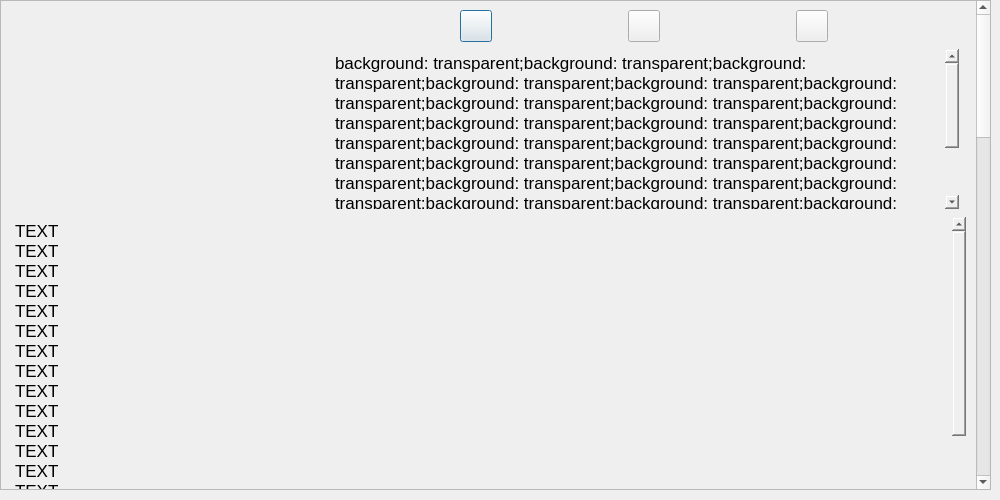
This is forms/CourseMaterial.ui in tvoyQmir/StudyWithUs as Qt 5 draws it before an edit. The edited form follows.
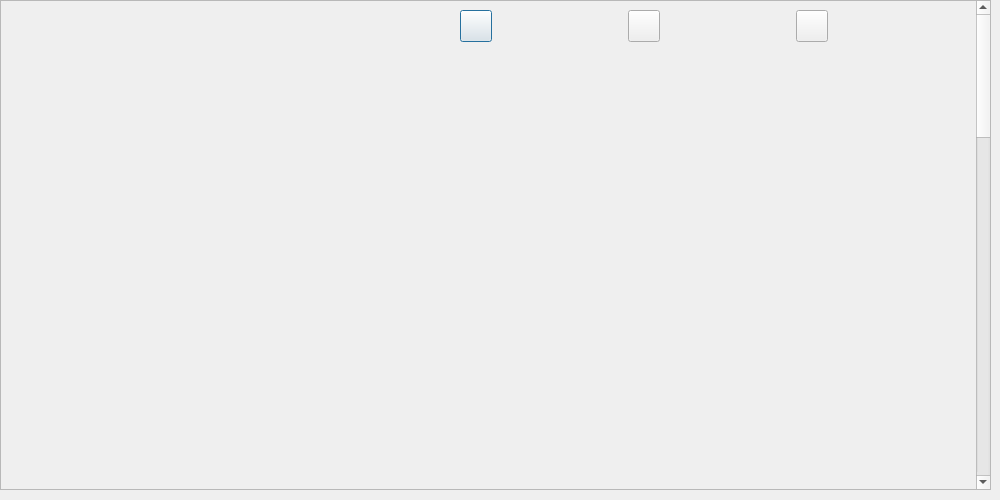
This is the edited form. Icons and pictures are not drawn.

```diff
--- a/forms/CourseMaterial.ui
+++ b/forms/CourseMaterial.ui
@@ -222,7 +222,7 @@
 &lt;html&gt;&lt;head&gt;&lt;meta name=&quot;qrichtext&quot; content=&quot;1&quot; /&gt;&lt;style type=&quot;text/css&quot;&gt;
 p, li { white-space: pre-wrap; }
 &lt;/style&gt;&lt;/head&gt;&lt;body style=&quot; font-family:'.AppleSystemUIFont'; font-size:13pt; font-weight:400; font-style:normal;&quot;&gt;
-&lt;p style=&quot; margin-top:0px; margin-bottom:0px; margin-left:0px; margin-right:0px; -qt-block-indent:0; text-indent:0px;&quot;&gt;&lt;span style=&quot; font-family:'.AppleSystemUIFont';&quot;&gt;background: transparent;background: transparent;background: transparent;background: transparent;background: transparent;background: transparent;background: transparent;background: transparent;background: transparent;background: transparent;background: transparent;background: transparent;background: transparent;background: transparent;background: transparent;background: transparent;background: transparent;background: transparent;background: transparent;background: transparent;background: transparent;background: transparent;background: transparent;background: transparent;background: transparent;background: transparent;background: transparent;background: transparent;background: transparent;background: transparent;background: transparent;background: transparent;background: transparent;background: transparent;background: transparent;&lt;/span&gt;&lt;/p&gt;&lt;/body&gt;&lt;/html&gt;</string>
+&lt;p style=&quot;-qt-paragraph-type:empty; margin-top:0px; margin-bottom:0px; margin-left:0px; margin-right:0px; -qt-block-indent:0; text-indent:0px; font-family:'.AppleSystemUIFont';&quot;&gt;&lt;br /&gt;&lt;/p&gt;&lt;/body&gt;&lt;/html&gt;</string>
            </property>
           </widget>
          </item>
@@ -279,60 +279,7 @@
 &lt;html&gt;&lt;head&gt;&lt;meta name=&quot;qrichtext&quot; content=&quot;1&quot; /&gt;&lt;style type=&quot;text/css&quot;&gt;
 p, li { white-space: pre-wrap; }
 &lt;/style&gt;&lt;/head&gt;&lt;body style=&quot; font-family:'.AppleSystemUIFont'; font-size:13pt; font-weight:400; font-style:normal;&quot;&gt;
-&lt;p style=&quot; margin-top:0px; margin-bottom:0px; margin-left:0px; margin-right:0px; -qt-block-indent:0; text-indent:0px;&quot;&gt;&lt;span style=&quot; font-family:'.AppleSystemUIFont';&quot;&gt;TEXT&lt;/span&gt;&lt;/p&gt;
-&lt;p style=&quot; margin-top:0px; margin-bottom:0px; margin-left:0px; margin-right:0px; -qt-block-indent:0; text-indent:0px;&quot;&gt;&lt;span style=&quot; font-family:'.AppleSystemUIFont';&quot;&gt;TEXT&lt;/span&gt;&lt;/p&gt;
-&lt;p style=&quot; margin-top:0px; margin-bottom:0px; margin-left:0px; margin-right:0px; -qt-block-indent:0; text-indent:0px;&quot;&gt;&lt;span style=&quot; font-family:'.AppleSystemUIFont';&quot;&gt;TEXT&lt;/span&gt;&lt;/p&gt;
-&lt;p style=&quot; margin-top:0px; margin-bottom:0px; margin-left:0px; margin-right:0px; -qt-block-indent:0; text-indent:0px;&quot;&gt;&lt;span style=&quot; font-family:'.AppleSystemUIFont';&quot;&gt;TEXT&lt;/span&gt;&lt;/p&gt;
-&lt;p style=&quot; margin-top:0px; margin-bottom:0px; margin-left:0px; margin-right:0px; -qt-block-indent:0; text-indent:0px;&quot;&gt;&lt;span style=&quot; font-family:'.AppleSystemUIFont';&quot;&gt;TEXT&lt;/span&gt;&lt;/p&gt;
-&lt;p style=&quot; margin-top:0px; margin-bottom:0px; margin-left:0px; margin-right:0px; -qt-block-indent:0; text-indent:0px;&quot;&gt;&lt;span style=&quot; font-family:'.AppleSystemUIFont';&quot;&gt;TEXT&lt;/span&gt;&lt;/p&gt;
-&lt;p style=&quot; margin-top:0px; margin-bottom:0px; margin-left:0px; margin-right:0px; -qt-block-indent:0; text-indent:0px;&quot;&gt;&lt;span style=&quot; font-family:'.AppleSystemUIFont';&quot;&gt;TEXT&lt;/span&gt;&lt;/p&gt;
-&lt;p style=&quot; margin-top:0px; margin-bottom:0px; margin-left:0px; margin-right:0px; -qt-block-indent:0; text-indent:0px;&quot;&gt;&lt;span style=&quot; font-family:'.AppleSystemUIFont';&quot;&gt;TEXT&lt;/span&gt;&lt;/p&gt;
-&lt;p style=&quot; margin-top:0px; margin-bottom:0px; margin-left:0px; margin-right:0px; -qt-block-indent:0; text-indent:0px;&quot;&gt;&lt;span style=&quot; font-family:'.AppleSystemUIFont';&quot;&gt;TEXT&lt;/span&gt;&lt;/p&gt;
-&lt;p style=&quot; margin-top:0px; margin-bottom:0px; margin-left:0px; margin-right:0px; -qt-block-indent:0; text-indent:0px;&quot;&gt;&lt;span style=&quot; font-family:'.AppleSystemUIFont';&quot;&gt;TEXT&lt;/span&gt;&lt;/p&gt;
-&lt;p style=&quot; margin-top:0px; margin-bottom:0px; margin-left:0px; margin-right:0px; -qt-block-indent:0; text-indent:0px;&quot;&gt;&lt;span style=&quot; font-family:'.AppleSystemUIFont';&quot;&gt;TEXT&lt;/span&gt;&lt;/p&gt;
-&lt;p style=&quot; margin-top:0px; margin-bottom:0px; margin-left:0px; margin-right:0px; -qt-block-indent:0; text-indent:0px;&quot;&gt;&lt;span style=&quot; font-family:'.AppleSystemUIFont';&quot;&gt;TEXT&lt;/span&gt;&lt;/p&gt;
-&lt;p style=&quot; margin-top:0px; margin-bottom:0px; margin-left:0px; margin-right:0px; -qt-block-indent:0; text-indent:0px;&quot;&gt;&lt;span style=&quot; font-family:'.AppleSystemUIFont';&quot;&gt;TEXT&lt;/span&gt;&lt;/p&gt;
-&lt;p style=&quot; margin-top:0px; margin-bottom:0px; margin-left:0px; margin-right:0px; -qt-block-indent:0; text-indent:0px;&quot;&gt;&lt;span style=&quot; font-family:'.AppleSystemUIFont';&quot;&gt;TEXT&lt;/span&gt;&lt;/p&gt;
-&lt;p style=&quot; margin-top:0px; margin-bottom:0px; margin-left:0px; margin-right:0px; -qt-block-indent:0; text-indent:0px;&quot;&gt;&lt;span style=&quot; font-family:'.AppleSystemUIFont';&quot;&gt;TEXT&lt;/span&gt;&lt;/p&gt;
-&lt;p style=&quot; margin-top:0px; margin-bottom:0px; margin-left:0px; margin-right:0px; -qt-block-indent:0; text-indent:0px;&quot;&gt;&lt;span style=&quot; font-family:'.AppleSystemUIFont';&quot;&gt;TEXT&lt;/span&gt;&lt;/p&gt;
-&lt;p style=&quot; margin-top:0px; margin-bottom:0px; margin-left:0px; margin-right:0px; -qt-block-indent:0; text-indent:0px;&quot;&gt;&lt;span style=&quot; font-family:'.AppleSystemUIFont';&quot;&gt;TEXT&lt;/span&gt;&lt;/p&gt;
-&lt;p style=&quot; margin-top:0px; margin-bottom:0px; margin-left:0px; margin-right:0px; -qt-block-indent:0; text-indent:0px;&quot;&gt;&lt;span style=&quot; font-family:'.AppleSystemUIFont';&quot;&gt;TEXT&lt;/span&gt;&lt;/p&gt;
-&lt;p style=&quot; margin-top:0px; margin-bottom:0px; margin-left:0px; margin-right:0px; -qt-block-indent:0; text-indent:0px;&quot;&gt;&lt;span style=&quot; font-family:'.AppleSystemUIFont';&quot;&gt;TEXT&lt;/span&gt;&lt;/p&gt;
-&lt;p style=&quot; margin-top:0px; margin-bottom:0px; margin-left:0px; margin-right:0px; -qt-block-indent:0; text-indent:0px;&quot;&gt;&lt;span style=&quot; font-family:'.AppleSystemUIFont';&quot;&gt;TEXT&lt;/span&gt;&lt;/p&gt;
-&lt;p style=&quot; margin-top:0px; margin-bottom:0px; margin-left:0px; margin-right:0px; -qt-block-indent:0; text-indent:0px;&quot;&gt;&lt;span style=&quot; font-family:'.AppleSystemUIFont';&quot;&gt;TEXT&lt;/span&gt;&lt;/p&gt;
-&lt;p style=&quot; margin-top:0px; margin-bottom:0px; margin-left:0px; margin-right:0px; -qt-block-indent:0; text-indent:0px;&quot;&gt;&lt;span style=&quot; font-family:'.AppleSystemUIFont';&quot;&gt;TEXT&lt;/span&gt;&lt;/p&gt;
-&lt;p style=&quot; margin-top:0px; margin-bottom:0px; margin-left:0px; margin-right:0px; -qt-block-indent:0; text-indent:0px;&quot;&gt;&lt;span style=&quot; font-family:'.AppleSystemUIFont';&quot;&gt;TEXT&lt;/span&gt;&lt;/p&gt;
-&lt;p style=&quot; margin-top:0px; margin-bottom:0px; margin-left:0px; margin-right:0px; -qt-block-indent:0; text-indent:0px;&quot;&gt;&lt;span style=&quot; font-family:'.AppleSystemUIFont';&quot;&gt;TEXT&lt;/span&gt;&lt;/p&gt;
-&lt;p style=&quot; margin-top:0px; margin-bottom:0px; margin-left:0px; margin-right:0px; -qt-block-indent:0; text-indent:0px;&quot;&gt;&lt;span style=&quot; font-family:'.AppleSystemUIFont';&quot;&gt;TEXT&lt;/span&gt;&lt;/p&gt;
-&lt;p style=&quot; margin-top:0px; margin-bottom:0px; margin-left:0px; margin-right:0px; -qt-block-indent:0; text-indent:0px;&quot;&gt;&lt;span style=&quot; font-family:'.AppleSystemUIFont';&quot;&gt;TEXT&lt;/span&gt;&lt;/p&gt;
-&lt;p style=&quot; margin-top:0px; margin-bottom:0px; margin-left:0px; margin-right:0px; -qt-block-indent:0; text-indent:0px;&quot;&gt;&lt;span style=&quot; font-family:'.AppleSystemUIFont';&quot;&gt;TEXT&lt;/span&gt;&lt;/p&gt;
-&lt;p style=&quot; margin-top:0px; margin-bottom:0px; margin-left:0px; margin-right:0px; -qt-block-indent:0; text-indent:0px;&quot;&gt;&lt;span style=&quot; font-family:'.AppleSystemUIFont';&quot;&gt;TEXT&lt;/span&gt;&lt;/p&gt;
-&lt;p style=&quot; margin-top:0px; margin-bottom:0px; margin-left:0px; margin-right:0px; -qt-block-indent:0; text-indent:0px;&quot;&gt;&lt;span style=&quot; font-family:'.AppleSystemUIFont';&quot;&gt;TEXT&lt;/span&gt;&lt;/p&gt;
-&lt;p style=&quot; margin-top:0px; margin-bottom:0px; margin-left:0px; margin-right:0px; -qt-block-indent:0; text-indent:0px;&quot;&gt;&lt;span style=&quot; font-family:'.AppleSystemUIFont';&quot;&gt;TEXT&lt;/span&gt;&lt;/p&gt;
-&lt;p style=&quot; margin-top:0px; margin-bottom:0px; margin-left:0px; margin-right:0px; -qt-block-indent:0; text-indent:0px;&quot;&gt;&lt;span style=&quot; font-family:'.AppleSystemUIFont';&quot;&gt;TEXT&lt;/span&gt;&lt;/p&gt;
-&lt;p style=&quot; margin-top:0px; margin-bottom:0px; margin-left:0px; margin-right:0px; -qt-block-indent:0; text-indent:0px;&quot;&gt;&lt;span style=&quot; font-family:'.AppleSystemUIFont';&quot;&gt;TEXT&lt;/span&gt;&lt;/p&gt;
-&lt;p style=&quot; margin-top:0px; margin-bottom:0px; margin-left:0px; margin-right:0px; -qt-block-indent:0; text-indent:0px;&quot;&gt;&lt;span style=&quot; font-family:'.AppleSystemUIFont';&quot;&gt;TEXT&lt;/span&gt;&lt;/p&gt;
-&lt;p style=&quot; margin-top:0px; margin-bottom:0px; margin-left:0px; margin-right:0px; -qt-block-indent:0; text-indent:0px;&quot;&gt;&lt;span style=&quot; font-family:'.AppleSystemUIFont';&quot;&gt;TEXT&lt;/span&gt;&lt;/p&gt;
-&lt;p style=&quot; margin-top:0px; margin-bottom:0px; margin-left:0px; margin-right:0px; -qt-block-indent:0; text-indent:0px;&quot;&gt;&lt;span style=&quot; font-family:'.AppleSystemUIFont';&quot;&gt;TEXT&lt;/span&gt;&lt;/p&gt;
-&lt;p style=&quot; margin-top:0px; margin-bottom:0px; margin-left:0px; margin-right:0px; -qt-block-indent:0; text-indent:0px;&quot;&gt;&lt;span style=&quot; font-family:'.AppleSystemUIFont';&quot;&gt;TEXT&lt;/span&gt;&lt;/p&gt;
-&lt;p style=&quot; margin-top:0px; margin-bottom:0px; margin-left:0px; margin-right:0px; -qt-block-indent:0; text-indent:0px;&quot;&gt;&lt;span style=&quot; font-family:'.AppleSystemUIFont';&quot;&gt;TEXT&lt;/span&gt;&lt;/p&gt;
-&lt;p style=&quot; margin-top:0px; margin-bottom:0px; margin-left:0px; margin-right:0px; -qt-block-indent:0; text-indent:0px;&quot;&gt;&lt;span style=&quot; font-family:'.AppleSystemUIFont';&quot;&gt;TEXT&lt;/span&gt;&lt;/p&gt;
-&lt;p style=&quot; margin-top:0px; margin-bottom:0px; margin-left:0px; margin-right:0px; -qt-block-indent:0; text-indent:0px;&quot;&gt;&lt;span style=&quot; font-family:'.AppleSystemUIFont';&quot;&gt;TEXT&lt;/span&gt;&lt;/p&gt;
-&lt;p style=&quot; margin-top:0px; margin-bottom:0px; margin-left:0px; margin-right:0px; -qt-block-indent:0; text-indent:0px;&quot;&gt;&lt;span style=&quot; font-family:'.AppleSystemUIFont';&quot;&gt;TEXT&lt;/span&gt;&lt;/p&gt;
-&lt;p style=&quot; margin-top:0px; margin-bottom:0px; margin-left:0px; margin-right:0px; -qt-block-indent:0; text-indent:0px;&quot;&gt;&lt;span style=&quot; font-family:'.AppleSystemUIFont';&quot;&gt;TEXT&lt;/span&gt;&lt;/p&gt;
-&lt;p style=&quot; margin-top:0px; margin-bottom:0px; margin-left:0px; margin-right:0px; -qt-block-indent:0; text-indent:0px;&quot;&gt;&lt;span style=&quot; font-family:'.AppleSystemUIFont';&quot;&gt;TEXT&lt;/span&gt;&lt;/p&gt;
-&lt;p style=&quot; margin-top:0px; margin-bottom:0px; margin-left:0px; margin-right:0px; -qt-block-indent:0; text-indent:0px;&quot;&gt;&lt;span style=&quot; font-family:'.AppleSystemUIFont';&quot;&gt;TEXT&lt;/span&gt;&lt;/p&gt;
-&lt;p style=&quot; margin-top:0px; margin-bottom:0px; margin-left:0px; margin-right:0px; -qt-block-indent:0; text-indent:0px;&quot;&gt;&lt;span style=&quot; font-family:'.AppleSystemUIFont';&quot;&gt;TEXT&lt;/span&gt;&lt;/p&gt;
-&lt;p style=&quot; margin-top:0px; margin-bottom:0px; margin-left:0px; margin-right:0px; -qt-block-indent:0; text-indent:0px;&quot;&gt;&lt;span style=&quot; font-family:'.AppleSystemUIFont';&quot;&gt;TEXT&lt;/span&gt;&lt;/p&gt;
-&lt;p style=&quot; margin-top:0px; margin-bottom:0px; margin-left:0px; margin-right:0px; -qt-block-indent:0; text-indent:0px;&quot;&gt;&lt;span style=&quot; font-family:'.AppleSystemUIFont';&quot;&gt;TEXT&lt;/span&gt;&lt;/p&gt;
-&lt;p style=&quot; margin-top:0px; margin-bottom:0px; margin-left:0px; margin-right:0px; -qt-block-indent:0; text-indent:0px;&quot;&gt;&lt;span style=&quot; font-family:'.AppleSystemUIFont';&quot;&gt;TEXT&lt;/span&gt;&lt;/p&gt;
-&lt;p style=&quot; margin-top:0px; margin-bottom:0px; margin-left:0px; margin-right:0px; -qt-block-indent:0; text-indent:0px;&quot;&gt;&lt;span style=&quot; font-family:'.AppleSystemUIFont';&quot;&gt;TEXT&lt;/span&gt;&lt;/p&gt;
-&lt;p style=&quot; margin-top:0px; margin-bottom:0px; margin-left:0px; margin-right:0px; -qt-block-indent:0; text-indent:0px;&quot;&gt;&lt;span style=&quot; font-family:'.AppleSystemUIFont';&quot;&gt;TEXT&lt;/span&gt;&lt;/p&gt;
-&lt;p style=&quot; margin-top:0px; margin-bottom:0px; margin-left:0px; margin-right:0px; -qt-block-indent:0; text-indent:0px;&quot;&gt;&lt;span style=&quot; font-family:'.AppleSystemUIFont';&quot;&gt;TEXT&lt;/span&gt;&lt;/p&gt;
-&lt;p style=&quot; margin-top:0px; margin-bottom:0px; margin-left:0px; margin-right:0px; -qt-block-indent:0; text-indent:0px;&quot;&gt;&lt;span style=&quot; font-family:'.AppleSystemUIFont';&quot;&gt;TEXT&lt;/span&gt;&lt;/p&gt;
-&lt;p style=&quot; margin-top:0px; margin-bottom:0px; margin-left:0px; margin-right:0px; -qt-block-indent:0; text-indent:0px;&quot;&gt;&lt;span style=&quot; font-family:'.AppleSystemUIFont';&quot;&gt;TEXT&lt;/span&gt;&lt;/p&gt;
-&lt;p style=&quot; margin-top:0px; margin-bottom:0px; margin-left:0px; margin-right:0px; -qt-block-indent:0; text-indent:0px;&quot;&gt;&lt;span style=&quot; font-family:'.AppleSystemUIFont';&quot;&gt;TEXT&lt;/span&gt;&lt;/p&gt;
-&lt;p style=&quot; margin-top:0px; margin-bottom:0px; margin-left:0px; margin-right:0px; -qt-block-indent:0; text-indent:0px;&quot;&gt;&lt;span style=&quot; font-family:'.AppleSystemUIFont';&quot;&gt;111&lt;/span&gt;&lt;/p&gt;&lt;/body&gt;&lt;/html&gt;</string>
+&lt;p style=&quot;-qt-paragraph-type:empty; margin-top:0px; margin-bottom:0px; margin-left:0px; margin-right:0px; -qt-block-indent:0; text-indent:0px; font-family:'.AppleSystemUIFont';&quot;&gt;&lt;br /&gt;&lt;/p&gt;&lt;/body&gt;&lt;/html&gt;</string>
        </property>
       </widget>
      </item>
```
